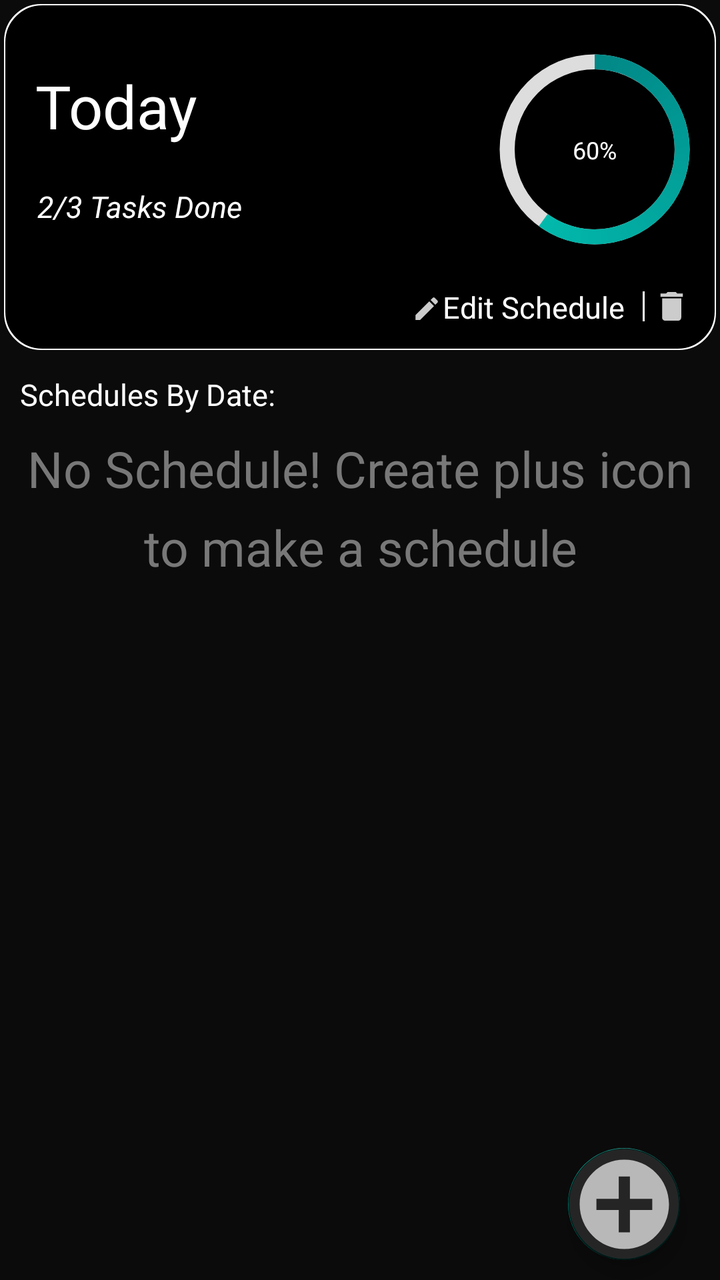
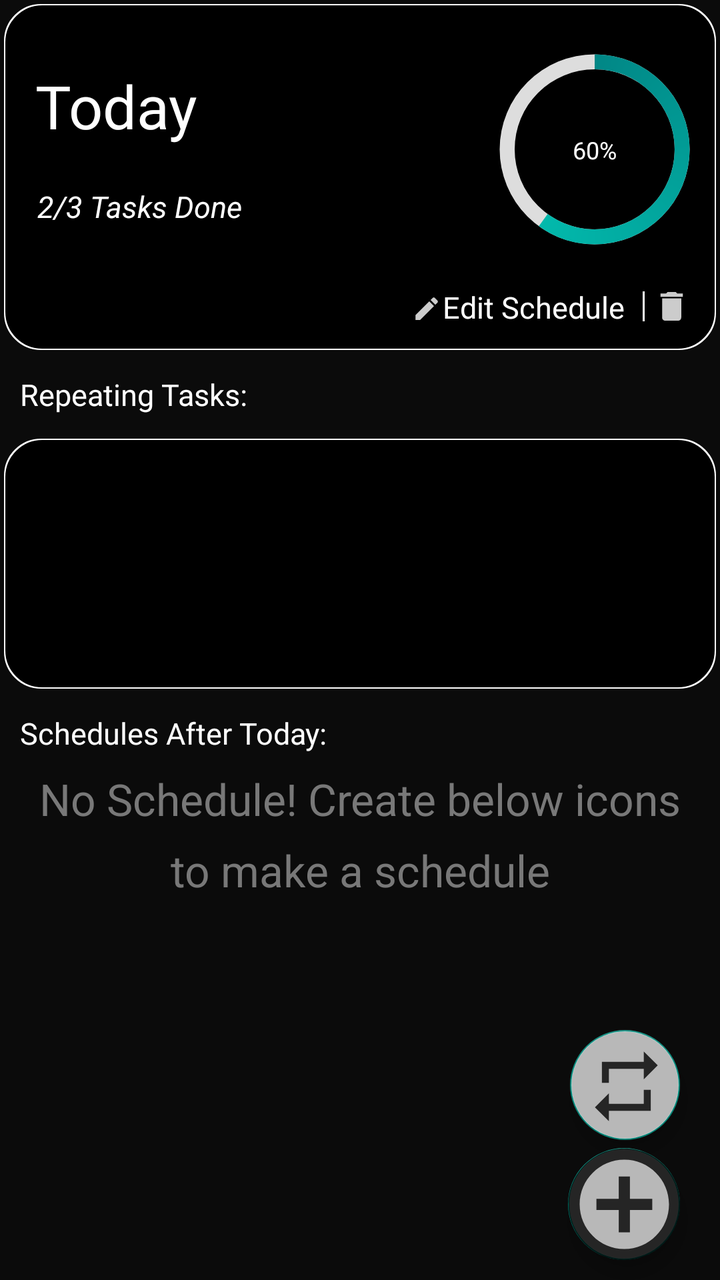

The first picture is an Android layout as it rendered before a commit; the second is the same layout after the commit. The layout source and the unified diff follow.
<!-- AndroidManifest.xml: application theme Theme.SchedulePlanner -->
<!-- res/layout/fragment_home.xml -->
<?xml version="1.0" encoding="utf-8"?>
<RelativeLayout xmlns:android="http://schemas.android.com/apk/res/android"
    android:layout_width="match_parent"
    android:layout_height="match_parent"
    xmlns:app="http://schemas.android.com/apk/res-auto"
    android:background="#0B0B0B">

    <com.google.android.material.floatingactionbutton.FloatingActionButton
        android:id="@+id/create_icon"
        android:layout_width="wrap_content"
        android:layout_height="wrap_content"
        android:layout_alignParentEnd="true"
        android:layout_alignParentBottom="true"
        android:layout_gravity="bottom|end"
        android:layout_marginEnd="20dp"
        android:layout_marginBottom="10dp"
        android:backgroundTint="#B5FFFFFF"
        android:clickable="true"
        android:focusable="true"
        android:src="@drawable/actionbar_create"
        app:maxImageSize="67dp"
        android:contentDescription="Add Schedule" />

    <androidx.core.widget.NestedScrollView
        android:id="@+id/nestedScrollView"
        android:layout_width="match_parent"
        android:layout_height="match_parent"
        android:scrollbarThumbVertical="@color/teal_200"
        android:scrollbarSize="1dp">

        <RelativeLayout
            android:id="@+id/progress"
            android:layout_width="match_parent"
            android:layout_height="match_parent"
            android:isScrollContainer="true">

            <RelativeLayout
                android:layout_width="wrap_content"
                android:layout_height="wrap_content">

                <FrameLayout
                    android:id="@+id/today_set"
                    android:layout_width="wrap_content"
                    android:layout_height="wrap_content"
                    android:background="@drawable/main_shape"
                    android:layout_margin="2dp"
                    android:padding="0.5dp">

                    <RelativeLayout
                        android:layout_width="wrap_content"
                        android:layout_height="wrap_content"
                        android:background="@drawable/main_shape2">

                        <TextView
                            android:id="@+id/today"
                            android:layout_width="150dp"
                            android:layout_height="wrap_content"
                            android:layout_marginStart="15dp"
                            android:layout_marginTop="30dp"
                            android:text="Today"
                            android:textColor="@color/white"
                            android:textSize="30dp" />

                        <TextView
                            android:id="@+id/tasksDone"
                            android:layout_width="250dp"
                            android:layout_height="wrap_content"
                            android:layout_below="@+id/today"
                            android:layout_marginStart="16dp"
                            android:layout_marginTop="20dp"
                            android:text="2/3 Tasks Done"
                            android:textColor="@color/white"
                            android:textSize="15dp"
                            android:textStyle="italic" />

                        <ProgressBar
                            android:id="@+id/progress_bar"
                            style="@style/CircularDeterminateProgressBar"
                            android:layout_width="120dp"
                            android:layout_height="120dp"
                            android:layout_alignParentEnd="true"
                            android:layout_marginTop="12dp"
                            android:layout_marginEnd="0dp"
                            android:progress="60" />

                        <TextView
                            android:id="@+id/tasksDonePercentage"
                            android:layout_width="40dp"
                            android:layout_height="35dp"
                            android:layout_alignParentEnd="true"
                            android:layout_marginTop="64dp"
                            android:layout_marginEnd="31dp"
                            android:text="60%"
                            android:textColor="@color/white"
                            android:textSize="12dp" />

                        <RelativeLayout
                            android:id="@+id/editSchedule"
                            android:layout_width="120dp"
                            android:layout_height="wrap_content"
                            android:layout_below="@+id/tasksDone"
                            android:layout_alignParentEnd="true"
                            android:layout_marginTop="10dp"
                            android:layout_marginEnd="35dp">

                            <ImageView
                                android:id="@+id/edit"
                                android:layout_width="18dp"
                                android:layout_height="20dp"
                                android:layout_alignParentEnd="true"
                                android:layout_marginTop="21dp"
                                android:layout_marginEnd="100dp"
                                android:src="@drawable/actionbar_edit_white" />

                            <TextView
                                android:layout_width="wrap_content"
                                android:layout_height="wrap_content"
                                android:layout_alignParentEnd="true"
                                android:layout_marginTop="20dp"
                                android:layout_marginEnd="10dp"
                                android:text="Edit Schedule"
                                android:textColor="@color/white"
                                android:textSize="15dp" />
                        </RelativeLayout>
                        <View
                            android:id="@+id/vertical_row"
                            android:layout_width="1dp"
                            android:layout_height="15dp"
                            android:layout_marginTop="11dp"
                            android:layout_alignEnd="@+id/editSchedule"
                            android:layout_below="@id/progress_bar"
                            android:background="#FFFFFF" />

                        <ImageView
                            android:id="@+id/delete"
                            android:layout_width="23dp"
                            android:layout_height="23dp"
                            android:layout_below="@id/progress_bar"
                            android:layout_alignParentEnd="true"
                            android:layout_marginTop="7dp"
                            android:layout_marginEnd="10dp"
                            android:src="@drawable/actionbar_delete_white" />

                        <androidx.recyclerview.widget.RecyclerView
                            android:id="@+id/recyclerHome2"
                            android:layout_width="fill_parent"
                            android:layout_height="fill_parent"
                            android:layout_below="@id/editSchedule"
                            android:layout_marginTop="10dp"
                            android:overScrollMode="never" />
                    </RelativeLayout>
                </FrameLayout>

                <TextView
                    android:id="@+id/text3"
                    android:layout_width="wrap_content"
                    android:layout_height="wrap_content"
                    android:layout_below="@id/today_set"
                    android:layout_marginStart="10dp"
                    android:layout_marginTop="10dp"
                    android:layout_marginEnd="10dp"
                    android:overScrollMode="never"
                    android:text="Schedules By Date:"
                    android:textColor="@color/white"
                    android:textSize="15dp" />

                <RelativeLayout
                    android:id="@+id/noSchedule"
                    android:layout_width="match_parent"
                    android:layout_height="match_parent"
                    android:layout_margin="10dp"
                    android:layout_below="@+id/text3">

                    <TextView
                        android:layout_width="match_parent"
                        android:layout_height="100dp"
                        android:text="No Schedule! Create plus icon to make a schedule"
                        android:textColor="#787878"
                        android:textAlignment="center"
                        android:lineSpacingExtra="10dp"
                        android:textSize="25dp"/>

                </RelativeLayout>
                <androidx.recyclerview.widget.RecyclerView
                    android:id="@+id/recyclerHome"
                    android:layout_width="fill_parent"
                    android:layout_height="fill_parent"
                    android:layout_below="@id/text3"
                    android:overScrollMode="never"
                    android:layout_marginTop="10dp"/>
            </RelativeLayout>

        </RelativeLayout>
    </androidx.core.widget.NestedScrollView>

</RelativeLayout>
<!-- resources referenced by this layout -->
<resources>
  <color name="teal_200">#FF03DAC5</color>
  <color name="white">#FFFFFFFF</color>
  <!-- drawable actionbar_create (drawable-anydpi) -->
  <vector xmlns:android="http://schemas.android.com/apk/res/android"
      android:width="24dp"
      android:height="24dp"
      android:viewportWidth="24"
      android:viewportHeight="24"
      android:tint="#000000"
      android:alpha="0.8">
    <path
        android:fillColor="@android:color/white"
        android:pathData="M13,7h-2v4L7,11v2h4v4h2v-4h4v-2h-4L13,7zM12,2C6.48,2 2,6.48 2,12s4.48,10 10,10 10,-4.48 10,-10S17.52,2 12,2zM12,20c-4.41,0 -8,-3.59 -8,-8s3.59,-8 8,-8 8,3.59 8,8 -3.59,8 -8,8z"/>
  </vector>
  <!-- drawable actionbar_delete_white (drawable-anydpi) -->
  <vector xmlns:android="http://schemas.android.com/apk/res/android"
      android:width="24dp"
      android:height="24dp"
      android:viewportWidth="24"
      android:viewportHeight="24"
      android:tint="#FFFFFF"
      android:alpha="0.8">
    <group android:scaleX="0.8333333"
        android:scaleY="0.8333333"
        android:translateX="2"
        android:translateY="2">
      <path
          android:fillColor="@android:color/white"
          android:pathData="M6,19c0,1.1 0.9,2 2,2h8c1.1,0 2,-0.9 2,-2V7H6v12zM19,4h-3.5l-1,-1h-5l-1,1H5v2h14V4z"/>
    </group>
  </vector>
  <!-- drawable actionbar_edit_white (drawable-anydpi) -->
  <vector xmlns:android="http://schemas.android.com/apk/res/android"
      android:width="24dp"
      android:height="24dp"
      android:viewportWidth="24"
      android:viewportHeight="24"
      android:tint="#FFFFFF"
      android:alpha="0.8">
    <group android:scaleX="0.8333333"
        android:scaleY="0.8333333"
        android:translateX="2"
        android:translateY="2">
      <path
          android:fillColor="@android:color/white"
          android:pathData="M3,17.25V21h3.75L17.81,9.94l-3.75,-3.75L3,17.25zM20.71,7.04c0.39,-0.39 0.39,-1.02 0,-1.41l-2.34,-2.34c-0.39,-0.39 -1.02,-0.39 -1.41,0l-1.83,1.83 3.75,3.75 1.83,-1.83z"/>
    </group>
  </vector>
  <!-- drawable main_shape (drawable) -->
  <?xml version="1.0" encoding="UTF-8"?>
  <shape xmlns:android="http://schemas.android.com/apk/res/android">
      <solid android:color="#FFFFFF"/>
  
      <stroke android:width="1dp"
          android:color="#FFFFFF"/>
  
      <corners android:radius="18dp" />
  </shape>
  <!-- drawable main_shape2 (drawable) -->
  <?xml version="1.0" encoding="UTF-8"?>
  <shape xmlns:android="http://schemas.android.com/apk/res/android">
      <solid android:color="#000000"/>
  
      <stroke android:width="1dp"
          android:color="#000000"/>
  
      <corners android:radius="18dp" />
  </shape>
  <style name="CircularDeterminateProgressBar">
          <item name="android:indeterminateOnly">false</item>
          <item name="android:progressDrawable">@drawable/circle</item>
      </style>
  <color name="purple_500">#000000</color>
  <color name="purple_700">#000000</color>
  <color name="teal_700">#FF018786</color>
  <color name="black">#FF000000</color>
  <style name="OverflowMenu" parent="Widget.AppCompat.PopupMenu.Overflow">
          <item name="android:overlapAnchor">false</item>
          <item name="android:dropDownVerticalOffset">4.0dip</item>
      </style>
  <!-- unchanged entries left out for length: 2 -->
</resources>

<!-- the commit's change to res/layout/fragment_home.xml (unified diff, before → after) -->
@@ -4,6 +4,22 @@
     android:layout_height="match_parent"
     xmlns:app="http://schemas.android.com/apk/res-auto"
     android:background="#0B0B0B">
+
+    <com.google.android.material.floatingactionbutton.FloatingActionButton
+        android:id="@+id/repeat_icon"
+        android:layout_width="55dp"
+        android:layout_height="55dp"
+        android:layout_alignParentEnd="true"
+        android:layout_alignParentBottom="true"
+        android:layout_gravity="center"
+        android:layout_marginEnd="20dp"
+        android:layout_marginBottom="70dp"
+        android:backgroundTint="#B5FFFFFF"
+        android:clickable="true"
+        android:focusable="true"
+        android:src="@drawable/actionbar_repeat_task"
+        app:maxImageSize="67dp"
+        android:contentDescription="Add Schedule" />
 
     <com.google.android.material.floatingactionbutton.FloatingActionButton
         android:id="@+id/create_icon"
@@ -25,8 +41,8 @@
         android:id="@+id/nestedScrollView"
         android:layout_width="match_parent"
         android:layout_height="match_parent"
-        android:scrollbarThumbVertical="@color/teal_200"
-        android:scrollbarSize="1dp">
+        android:scrollbarSize="1dp"
+        android:scrollbarThumbVertical="@color/teal_200">
 
         <RelativeLayout
             android:id="@+id/progress"
@@ -42,8 +58,8 @@
                     android:id="@+id/today_set"
                     android:layout_width="wrap_content"
                     android:layout_height="wrap_content"
+                    android:layout_margin="2dp"
                     android:background="@drawable/main_shape"
-                    android:layout_margin="2dp"
                     android:padding="0.5dp">
 
                     <RelativeLayout
@@ -122,13 +138,14 @@
                                 android:textColor="@color/white"
                                 android:textSize="15dp" />
                         </RelativeLayout>
+
                         <View
                             android:id="@+id/vertical_row"
                             android:layout_width="1dp"
                             android:layout_height="15dp"
+                            android:layout_below="@id/progress_bar"
+                            android:layout_alignEnd="@+id/editSchedule"
                             android:layout_marginTop="11dp"
-                            android:layout_alignEnd="@+id/editSchedule"
-                            android:layout_below="@id/progress_bar"
                             android:background="#FFFFFF" />
 
                         <ImageView
@@ -159,8 +176,48 @@
                     android:layout_marginStart="10dp"
                     android:layout_marginTop="10dp"
                     android:layout_marginEnd="10dp"
+                    android:layout_marginBottom="10dp"
                     android:overScrollMode="never"
-                    android:text="Schedules By Date:"
+                    android:text="Repeating Tasks:"
+                    android:textColor="@color/white"
+                    android:textSize="15dp" />
+
+                <FrameLayout
+                    android:id="@+id/repeat_task_box"
+                    android:layout_width="match_parent"
+                    android:layout_height="125dp"
+                    android:layout_margin="2dp"
+                    android:background="@drawable/main_shape"
+                    android:layout_below="@+id/text3"
+                    android:padding="0.5dp">
+
+                <RelativeLayout
+                    android:layout_width="wrap_content"
+                    android:layout_height="wrap_content"
+                    android:background="@drawable/main_shape2">
+
+                    <androidx.recyclerview.widget.RecyclerView
+                        android:id="@+id/repeat_task_recycler"
+                        android:layout_width="fill_parent"
+                        android:layout_height="fill_parent"
+                        android:orientation="horizontal"
+                        android:overScrollMode="never"
+                        android:padding="5dp" />
+
+                </RelativeLayout>
+                </FrameLayout>
+
+
+                <TextView
+                    android:id="@+id/text4"
+                    android:layout_width="wrap_content"
+                    android:layout_height="wrap_content"
+                    android:layout_below="@id/repeat_task_box"
+                    android:layout_marginStart="10dp"
+                    android:layout_marginTop="10dp"
+                    android:layout_marginEnd="10dp"
+                    android:overScrollMode="never"
+                    android:text="Schedules After Today:"
                     android:textColor="@color/white"
                     android:textSize="15dp" />
 
@@ -168,26 +225,27 @@
                     android:id="@+id/noSchedule"
                     android:layout_width="match_parent"
                     android:layout_height="match_parent"
-                    android:layout_margin="10dp"
-                    android:layout_below="@+id/text3">
+                    android:layout_below="@+id/text4"
+                    android:layout_margin="8dp">
 
                     <TextView
                         android:layout_width="match_parent"
                         android:layout_height="100dp"
-                        android:text="No Schedule! Create plus icon to make a schedule"
+                        android:lineSpacingExtra="10dp"
+                        android:text="No Schedule! Create below icons to make a schedule"
+                        android:textAlignment="center"
                         android:textColor="#787878"
-                        android:textAlignment="center"
-                        android:lineSpacingExtra="10dp"
-                        android:textSize="25dp"/>
+                        android:textSize="22dp" />
 
                 </RelativeLayout>
+
                 <androidx.recyclerview.widget.RecyclerView
                     android:id="@+id/recyclerHome"
                     android:layout_width="fill_parent"
                     android:layout_height="fill_parent"
-                    android:layout_below="@id/text3"
-                    android:overScrollMode="never"
-                    android:layout_marginTop="10dp"/>
+                    android:layout_below="@id/text4"
+                    android:layout_marginTop="10dp"
+                    android:overScrollMode="never" />
             </RelativeLayout>
 
         </RelativeLayout>
<!-- resource entries referenced after the edit -->
@@ -48,6 +48,23 @@
           android:pathData="M3,17.25V21h3.75L17.81,9.94l-3.75,-3.75L3,17.25zM20.71,7.04c0.39,-0.39 0.39,-1.02 0,-1.41l-2.34,-2.34c-0.39,-0.39 -1.02,-0.39 -1.41,0l-1.83,1.83 3.75,3.75 1.83,-1.83z"/>
     </group>
   </vector>
+  <!-- drawable actionbar_repeat_task (drawable-anydpi) -->
+  <vector xmlns:android="http://schemas.android.com/apk/res/android"
+      android:width="24dp"
+      android:height="24dp"
+      android:viewportWidth="24"
+      android:viewportHeight="24"
+      android:tint="#000000"
+      android:alpha="0.8">
+    <group android:scaleX="0.625"
+        android:scaleY="0.625"
+        android:translateX="4.5"
+        android:translateY="4.5">
+      <path
+          android:fillColor="@android:color/white"
+          android:pathData="M7,7h10v3l4,-4 -4,-4v3L5,5v6h2L7,7zM17,17L7,17v-3l-4,4 4,4v-3h12v-6h-2v4z"/>
+    </group>
+  </vector>
   <!-- drawable main_shape (drawable) -->
   <?xml version="1.0" encoding="UTF-8"?>
   <shape xmlns:android="http://schemas.android.com/apk/res/android">
